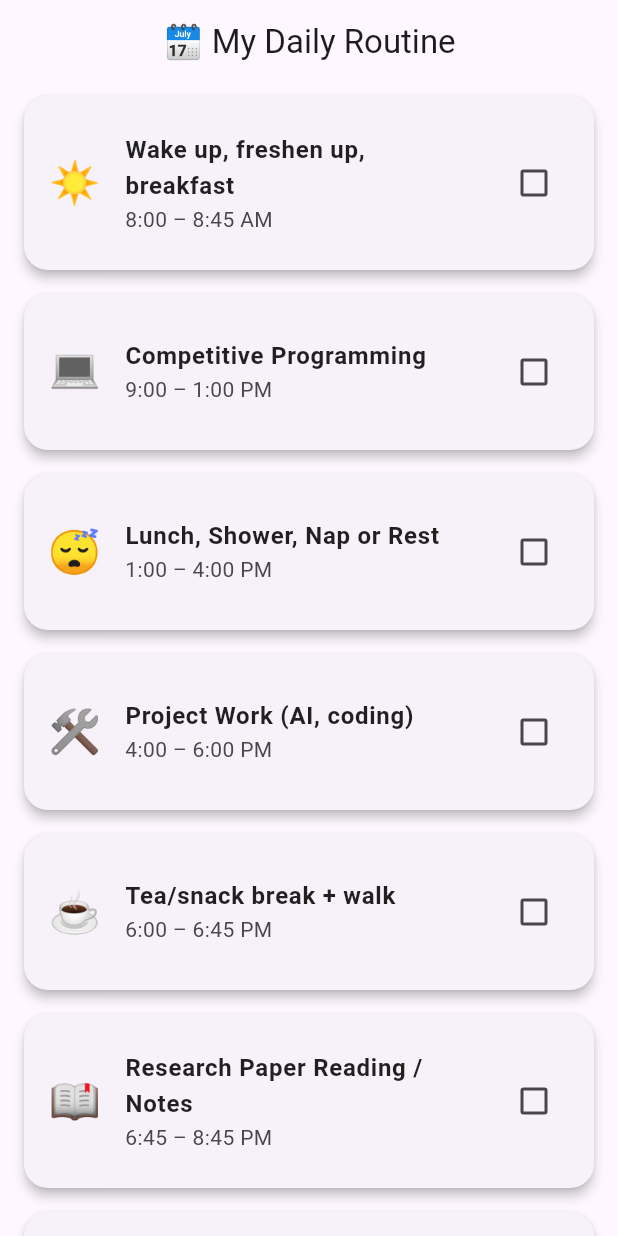
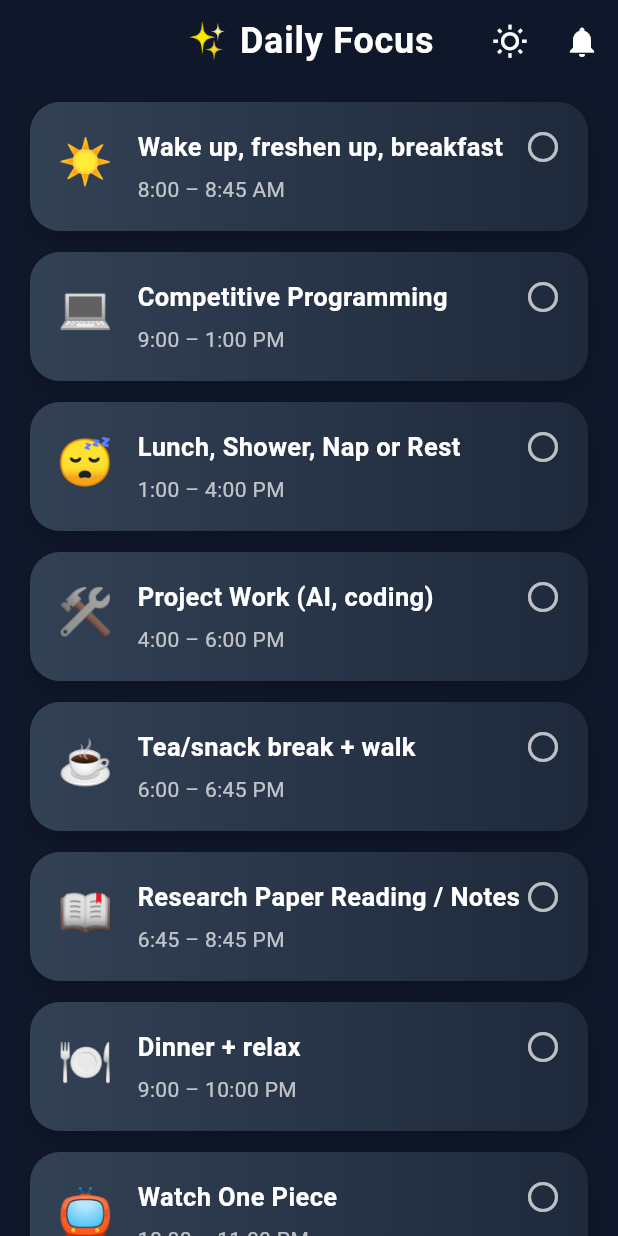
Before and after one commit to MdMaruf-22/My-Routine, a Flutter app: the screen it shows after launch, on a phone screen of 412 x 824 dp. Run offline on Flutter 3.47's test engine with Material 3 defaults, Android fonts, the phone set to English and light mode, and no system bars; our stand-ins replace flutter_local_notifications, hive, hive_flutter, permission_handler, timezone; accounts and stored records are empty.

Commit message:
updated the notification part, added a button to test instant notification. Added dark mode.

```diff
--- a/lib/main.dart
+++ b/lib/main.dart
@@ -3,6 +3,7 @@ import 'package:hive_flutter/hive_flutter.dart';
 import 'package:routine_tracker/models/routine_item.dart';
 import 'package:routine_tracker/screens/home_screen.dart';
 import 'package:routine_tracker/services/notification_service.dart';
+import 'package:permission_handler/permission_handler.dart';
 
 void main() async {
   WidgetsFlutterBinding.ensureInitialized();
@@ -21,6 +22,8 @@ void main() async {
     await NotificationService.init();
     print("✅ Notification service initialized");
 
+    await requestNotificationPermission();
+
   } catch (e, st) {
     print("❌ Error during startup: $e");
   }
@@ -28,7 +31,13 @@ void main() async {
   runApp(const RoutineTrackerApp());
   print("✅ App started");
 }
-
+Future<void> requestNotificationPermission() async {
+  final status = await Permission.notification.status;
+  if (!status.isGranted) {
+    final result = await Permission.notification.request();
+    print("🔔 Notification permission: $result");
+  }
+}
 
 class RoutineTrackerApp extends StatelessWidget {
   const RoutineTrackerApp({super.key});
--- a/lib/screens/home_screen.dart
+++ b/lib/screens/home_screen.dart
@@ -2,8 +2,7 @@ import 'package:flutter/material.dart';
 import 'package:hive/hive.dart';
 import 'package:hive_flutter/hive_flutter.dart';
 import 'package:routine_tracker/models/routine_item.dart';
-import 'package:routine_tracker/widgets/routine_tile.dart';
-import 'package:routine_tracker/services/notification_service.dart'; // ← Add this
+import 'package:routine_tracker/services/notification_service.dart';
 
 class HomeScreen extends StatefulWidget {
   const HomeScreen({super.key});
@@ -14,12 +13,12 @@ class HomeScreen extends StatefulWidget {
 
 class _HomeScreenState extends State<HomeScreen> {
   late Box<RoutineItem> box;
+  bool isDarkMode = true;
 
   @override
   void initState() {
     super.initState();
     box = Hive.box<RoutineItem>('routine');
-
     if (box.isEmpty) {
       final defaultItems = [
         RoutineItem(timeRange: '8:00 – 8:45 AM', title: 'Wake up, freshen up, breakfast', icon: '☀️'),
@@ -34,40 +33,32 @@ class _HomeScreenState extends State<HomeScreen> {
         RoutineItem(timeRange: '12:30 – 2:00 AM', title: 'Bonus CP or Coding', icon: '💻'),
         RoutineItem(timeRange: '2:00 – 8:00 AM', title: 'Sleep', icon: '💤'),
       ];
-
       for (var item in defaultItems) {
         box.add(item);
       }
+    }
 
-      // Schedule notifications after adding defaults
-      scheduleDailyNotifications();
-    }
+    scheduleDailyNotifications();
   }
 
-  void scheduleDailyNotifications() {
-    final now = DateTime.now();
-    final today = DateTime(now.year, now.month, now.day);
-
+  void scheduleDailyNotifications() async {
     final List<String> times = [
       "08:00", "09:00", "13:00", "16:00", "18:00",
       "18:45", "21:00", "22:00", "23:00", "00:30", "02:00"
     ];
-
     for (int i = 0; i < box.length; i++) {
       final item = box.getAt(i);
       if (item == null) continue;
-
       final split = times[i].split(':');
       final hour = int.parse(split[0]);
       final minute = int.parse(split[1]);
 
-      final time = DateTime(today.year, today.month, today.day, hour, minute);
-
-      NotificationService.scheduleNotification(
+      await NotificationService.scheduleDailyNotification(
         id: i,
         title: '🕒 ${item.title}',
         body: 'It\'s time for ${item.timeRange}',
-        scheduledTime: time.isBefore(now) ? time.add(const Duration(days: 1)) : time,
+        hour: hour,
+        minute: minute,
       );
     }
   }
@@ -81,28 +72,134 @@ class _HomeScreenState extends State<HomeScreen> {
     }
   }
 
+  void toggleTheme() {
+    setState(() {
+      isDarkMode = !isDarkMode;
+    });
+  }
+
   @override
   Widget build(BuildContext context) {
+    final backgroundColor = isDarkMode ? const Color(0xFF0F172A) : const Color(0xFFF0F4F8);
+    final textColor = isDarkMode ? Colors.white : Colors.black87;
+    final subtitleColor = isDarkMode ? Colors.white70 : Colors.black54;
+
     return Scaffold(
+      backgroundColor: backgroundColor,
       appBar: AppBar(
-        title: const Text('🗓️ My Daily Routine'),
+        backgroundColor: Colors.transparent,
+        elevation: 0,
         centerTitle: true,
+        title: Text(
+          '✨ Daily Focus',
+          style: TextStyle(
+            fontSize: 24,
+            fontWeight: FontWeight.w700,
+            color: textColor,
+            letterSpacing: 0.5,
+          ),
+        ),
+        actions: [
+          IconButton(
+            icon: Icon(
+              isDarkMode ? Icons.wb_sunny_outlined : Icons.nightlight_round,
+              color: textColor,
+            ),
+            tooltip: isDarkMode ? 'Switch to Light Mode' : 'Switch to Dark Mode',
+            onPressed: toggleTheme,
+          ),
+          IconButton(
+            icon: Icon(Icons.notifications, color: textColor),
+            onPressed: () async {
+              await NotificationService.showImmediateTestNotification();
+              ScaffoldMessenger.of(context).showSnackBar(
+                const SnackBar(content: Text('Immediate test notification sent')),
+              );
+            },
+          ),
+        ],
       ),
       body: ValueListenableBuilder(
         valueListenable: box.listenable(),
         builder: (context, Box<RoutineItem> routineBox, _) {
           if (routineBox.isEmpty) {
-            return const Center(child: Text("No routine items found."));
+            return Center(
+              child: Text(
+                "No routine items found.",
+                style: TextStyle(color: textColor),
+              ),
+            );
           }
 
           return ListView.builder(
+            padding: const EdgeInsets.symmetric(horizontal: 20, vertical: 12),
             itemCount: routineBox.length,
             itemBuilder: (context, index) {
               final item = routineBox.getAt(index);
               if (item == null) return const SizedBox();
-              return RoutineTile(
-                item: item,
-                onToggle: () => toggleCompletion(index),
+
+              return GestureDetector(
+                onTap: () => toggleCompletion(index),
+                child: Container(
+                  margin: const EdgeInsets.only(bottom: 14),
+                  padding: const EdgeInsets.all(18),
+                  decoration: BoxDecoration(
+                    borderRadius: BorderRadius.circular(20),
+                    gradient: item.isCompleted
+                        ? (isDarkMode
+                        ? const LinearGradient(colors: [Color(0xFF16A34A), Color(0xFF22C55E)])
+                        : const LinearGradient(colors: [Color(0xFFBBF7D0), Color(0xFFA7F3D0)]))
+                        : (isDarkMode
+                        ? const LinearGradient(colors: [Color(0xFF334155), Color(0xFF1E293B)])
+                        : const LinearGradient(colors: [Color(0xFFFFFFFF), Color(0xFFE0E7FF)])),
+                    boxShadow: [
+                      BoxShadow(
+                        color: isDarkMode ? Colors.black.withOpacity(0.2) : Colors.grey.withOpacity(0.2),
+                        blurRadius: 10,
+                        offset: const Offset(0, 6),
+                      ),
+                    ],
+                  ),
+                  child: Row(
+                    crossAxisAlignment: CrossAxisAlignment.start,
+                    children: [
+                      Text(
+                        item.icon,
+                        style: const TextStyle(fontSize: 30),
+                      ),
+                      const SizedBox(width: 16),
+                      Expanded(
+                        child: Column(
+                          crossAxisAlignment: CrossAxisAlignment.start,
+                          children: [
+                            Text(
+                              item.title,
+                              style: TextStyle(
+                                fontSize: 17,
+                                fontWeight: FontWeight.bold,
+                                color: item.isCompleted ? subtitleColor : textColor,
+                                decoration: item.isCompleted ? TextDecoration.lineThrough : null,
+                              ),
+                            ),
+                            const SizedBox(height: 6),
+                            Text(
+                              item.timeRange,
+                              style: TextStyle(
+                                color: subtitleColor,
+                                fontSize: 14,
+                              ),
+                            ),
+                          ],
+                        ),
+                      ),
+                      Icon(
+                        item.isCompleted ? Icons.check_circle : Icons.radio_button_unchecked,
+                        color: item.isCompleted ? textColor : subtitleColor,
+                        size: 24,
+                      ),
+                    ],
+                  ),
+                ),
               );
             },
           );
--- a/lib/services/notification_service.dart
+++ b/lib/services/notification_service.dart
@@ -18,35 +18,78 @@ class NotificationService {
     // Initialize the plugin
     await _notificationsPlugin.initialize(initializationSettings);
 
-    // Initialize time zones for scheduling
+    // Initialize time zones
     tz.initializeTimeZones();
+    tz.setLocalLocation(tz.getLocation('Asia/Dhaka')); // Set your timezone here
+
+    // Create notification channel explicitly (required for Android 8+)
+    await _notificationsPlugin
+        .resolvePlatformSpecificImplementation<
+        AndroidFlutterLocalNotificationsPlugin>()
+        ?.createNotificationChannel(
+      const AndroidNotificationChannel(
+        'routine_channel', // id
+        'Routine Notifications', // name
+        description: 'Daily routine reminder notifications',
+        importance: Importance.max,
+      ),
+    );
   }
 
-  static Future<void> scheduleNotification({
+  // Schedule daily notification at given hour and minute
+  static Future<void> scheduleDailyNotification({
     required int id,
     required String title,
     required String body,
-    required DateTime scheduledTime,
+    required int hour,
+    required int minute,
   }) async {
+    final now = tz.TZDateTime.now(tz.local);
+    tz.TZDateTime scheduledDate =
+    tz.TZDateTime(tz.local, now.year, now.month, now.day, hour, minute);
+
+    if (scheduledDate.isBefore(now)) {
+      scheduledDate = scheduledDate.add(const Duration(days: 1));
+    }
+
     await _notificationsPlugin.zonedSchedule(
       id,
       title,
       body,
-      tz.TZDateTime.from(scheduledTime, tz.local),
+      scheduledDate,
       const NotificationDetails(
         android: AndroidNotificationDetails(
-          'routine_channel', // Channel ID
-          'Routine Notifications', // Channel name
+          'routine_channel',
+          'Routine Notifications',
           channelDescription: 'Daily routine reminder notifications',
           importance: Importance.max,
           priority: Priority.high,
         ),
       ),
       androidScheduleMode: AndroidScheduleMode.inexactAllowWhileIdle,
-      matchDateTimeComponents: DateTimeComponents.time, // For daily repeat
+      matchDateTimeComponents: DateTimeComponents.time, // Repeat daily
     );
   }
 
+  // Immediate test notification
+  static Future<void> showImmediateTestNotification() async {
+    await _notificationsPlugin.show(
+      123,
+      '🔔 Immediate Test',
+      'If you see this, notifications are working!',
+      const NotificationDetails(
+        android: AndroidNotificationDetails(
+          'routine_channel',
+          'Routine Notifications',
+          channelDescription: 'Test immediate notification',
+          importance: Importance.max,
+          priority: Priority.high,
+        ),
+      ),
+    );
+  }
+
+  // Cancel all notifications
   static Future<void> cancelAll() async {
     await _notificationsPlugin.cancelAll();
   }
--- a/pubspec.yaml
+++ b/pubspec.yaml
@@ -46,6 +46,7 @@ dev_dependencies:
   hive_generator: ^2.0.1
   timezone: ^0.10.1
   flutter_launcher_icons: ^0.14.4
+  permission_handler: ^12.0.1
   # The "flutter_lints" package below contains a set of recommended lints to
   # encourage good coding practices. The lint set provided by the package is
   # activated in the `analysis_options.yaml` file located at the root of your
```
Also changed, not shown: pubspec.lock, 5 other files.
